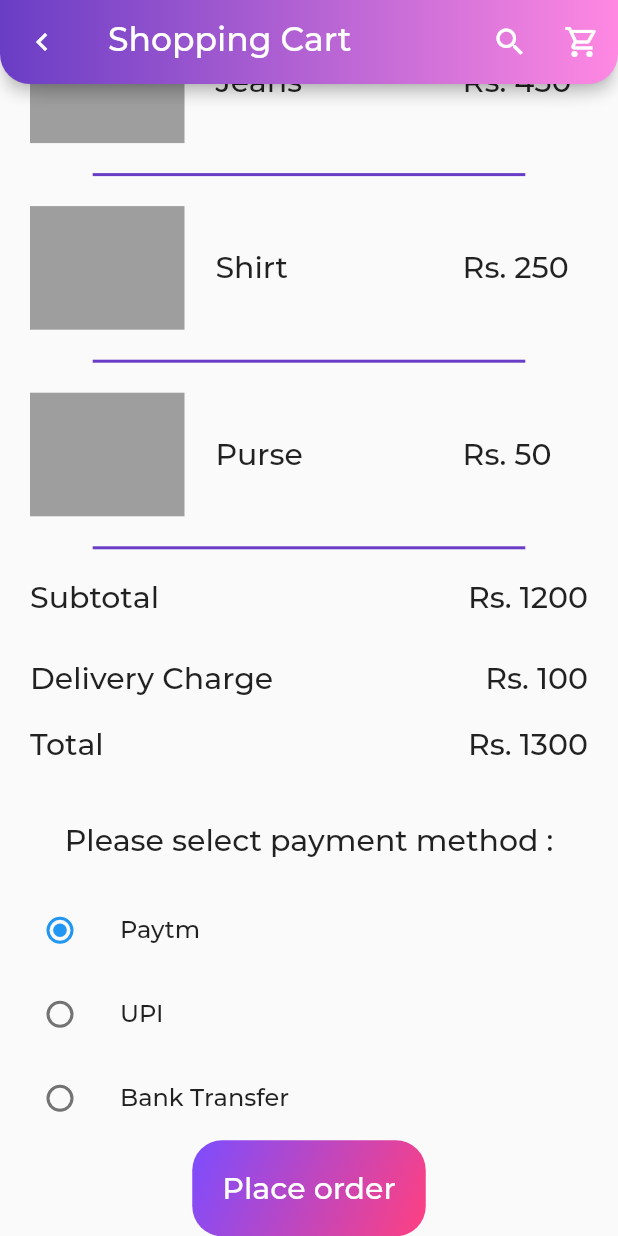
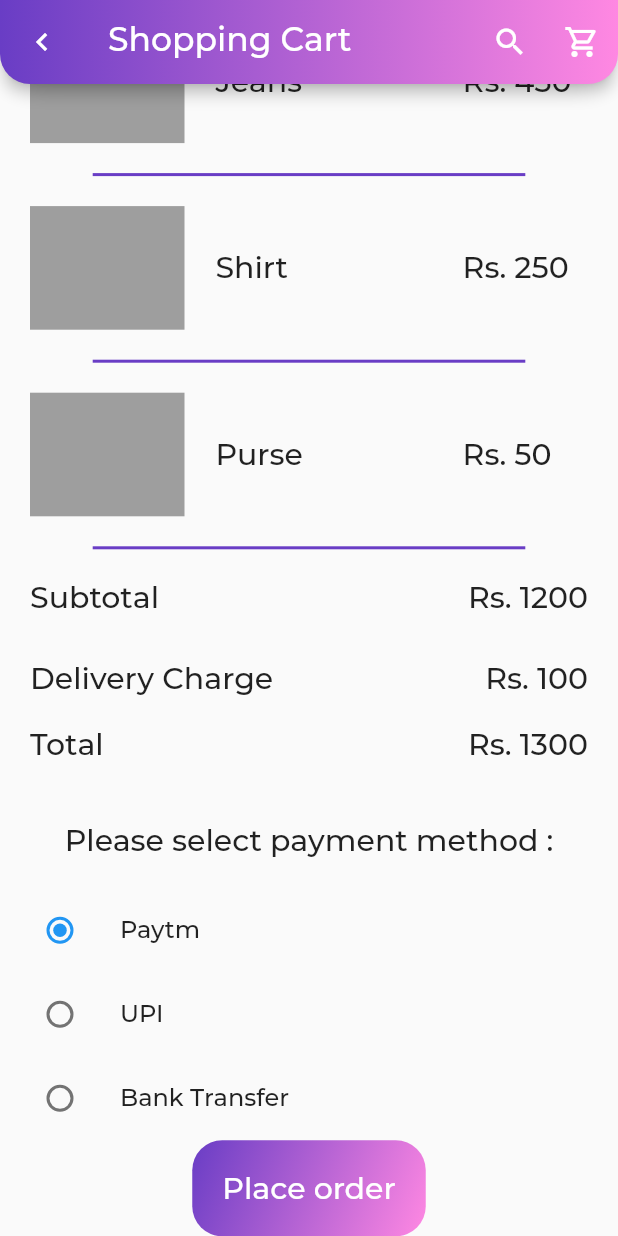
Before and after one commit to barbie-in-tech/HackOn, a Flutter app: the ShoppingCart screen opened by its route, scrolled down 167 dp, on a phone screen of 412 x 824 dp. Run offline on Flutter 3.47's test engine with Material 2 defaults, Android fonts, the phone set to English and light mode, and no system bars; accounts and stored records are empty; network calls fail; project files that could hold a hidden picture were left out.

Commit message:
Minor Bug fixed

```diff
--- a/lib/Screens/cart.dart
+++ b/lib/Screens/cart.dart
@@ -316,8 +316,8 @@ class _ShoppingCartState extends State<ShoppingCart> {
                                   begin: Alignment.topLeft,
                                   end: Alignment.bottomRight,
                                   colors: [
-                                    Colors.deepPurpleAccent,
-                                    Colors.pinkAccent
+                                    Color(0xff693DC5),
+                                    Color(0xffFF88E2),
                                   ])),
                           child: Padding(
                             padding: const EdgeInsets.all(20.0),
--- a/lib/Screens/profile.dart
+++ b/lib/Screens/profile.dart
@@ -102,8 +102,8 @@ class _ProfileScreenState extends State<ProfileScreen> {
                       begin: Alignment.centerLeft,
                       end: Alignment.centerRight,
                       colors: [
-                        Color.fromRGBO(158, 111, 255, 1),
-                        Color.fromRGBO(255, 136, 226, 1),
+                        Color(0xff693DC5),
+                        Color(0xffFF88E2),
                       ],
                     ),
                     borderRadius: BorderRadius.only(
```
